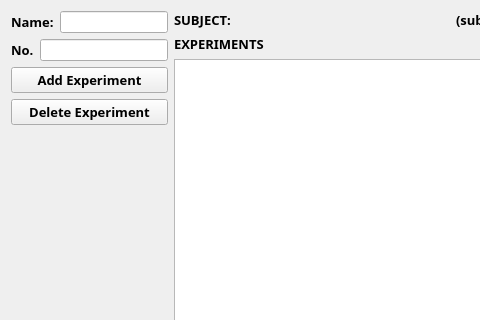
Before: the Qt Designer form experiments.ui in markytools/sume-borrower-app, drawn with Qt 5; both pictures show x 0 to 480 and y 0 to 320 of the 743 by 502 pixel window.
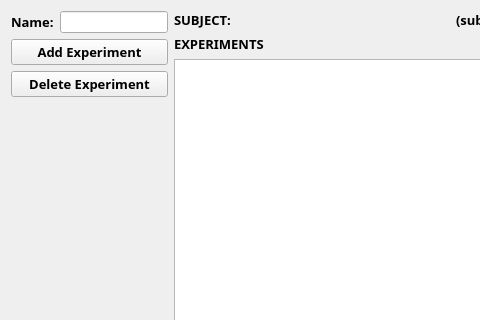
After: the same form once the commit is applied.

Diff of the .ui file:
```diff
--- a/experiments.ui
+++ b/experiments.ui
@@ -40,28 +40,6 @@
          </item>
         </layout>
        </item>
-       <item>
-        <layout class="QHBoxLayout" name="horizontalLayout_2">
-         <item>
-          <widget class="QLabel" name="label_3">
-           <property name="font">
-            <font>
-             <family>Segoe UI Black</family>
-             <pointsize>10</pointsize>
-             <weight>75</weight>
-             <bold>true</bold>
-            </font>
-           </property>
-           <property name="text">
-            <string>No.</string>
-           </property>
-          </widget>
-         </item>
-         <item>
-          <widget class="QLineEdit" name="lineEdit_2"/>
-         </item>
-        </layout>
-       </item>
        <item>
         <widget class="QPushButton" name="AddButton_2">
          <property name="font">
```
